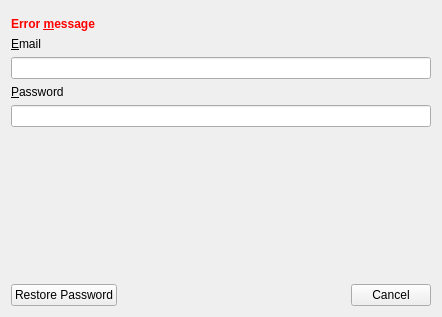
Before: the Qt Designer form src/bin/scenarist-desktop/UserInterfaceLayer/StartUp/LoginDialog.ui in dimkanovikov/KITScenarist, drawn with Qt 5.
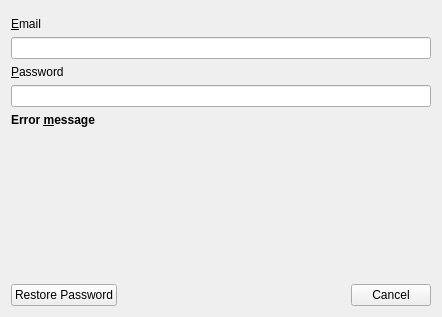
After: the same form once the commit is applied. Custom widgets are drawn as their Qt base class.

Commit message: Changed error label in LoginDialog (doesn't work)

Patch:
```diff
--- a/src/bin/scenarist-desktop/UserInterfaceLayer/StartUp/LoginDialog.ui
+++ b/src/bin/scenarist-desktop/UserInterfaceLayer/StartUp/LoginDialog.ui
@@ -48,43 +48,6 @@
        <property name="bottomMargin">
         <number>0</number>
        </property>
-       <item>
-        <widget class="QLabel" name="loginError">
-         <property name="sizePolicy">
-          <sizepolicy hsizetype="Preferred" vsizetype="Preferred">
-           <horstretch>0</horstretch>
-           <verstretch>0</verstretch>
-          </sizepolicy>
-         </property>
-         <property name="minimumSize">
-          <size>
-           <width>0</width>
-           <height>0</height>
-          </size>
-         </property>
-         <property name="baseSize">
-          <size>
-           <width>0</width>
-           <height>0</height>
-          </size>
-         </property>
-         <property name="font">
-          <font>
-           <weight>75</weight>
-           <bold>true</bold>
-          </font>
-         </property>
-         <property name="styleSheet">
-          <string notr="true">color: rgb(255, 0, 0);</string>
-         </property>
-         <property name="text">
-          <string>Error &amp;message</string>
-         </property>
-         <property name="buddy">
-          <cstring>loginEmail</cstring>
-         </property>
-        </widget>
-       </item>
        <item>
         <widget class="QLabel" name="loginEmailLabel">
          <property name="text">
@@ -118,6 +81,49 @@
        <item>
         <widget class="PasswordLineEdit" name="loginPasswordEdit"/>
        </item>
+       <item>
+        <widget class="QLabel" name="loginError">
+         <property name="sizePolicy">
+          <sizepolicy hsizetype="Preferred" vsizetype="Preferred">
+           <horstretch>0</horstretch>
+           <verstretch>0</verstretch>
+          </sizepolicy>
+         </property>
+         <property name="minimumSize">
+          <size>
+           <width>0</width>
+           <height>0</height>
+          </size>
+         </property>
+         <property name="baseSize">
+          <size>
+           <width>0</width>
+           <height>0</height>
+          </size>
+         </property>
+         <property name="font">
+          <font>
+           <weight>75</weight>
+           <bold>true</bold>
+          </font>
+         </property>
+         <property name="styleSheet">
+          <string notr="true"/>
+         </property>
+         <property name="text">
+          <string>Error &amp;message</string>
+         </property>
+         <property name="textFormat">
+          <enum>Qt::AutoText</enum>
+         </property>
+         <property name="wordWrap">
+          <bool>true</bool>
+         </property>
+         <property name="buddy">
+          <cstring>loginEmail</cstring>
+         </property>
+        </widget>
+       </item>
        <item>
         <spacer name="verticalSpacer_3">
          <property name="orientation">
```
Left out of the diff: 93 changed lines with no effect on the pictures. The commit also changes 2 other files.
